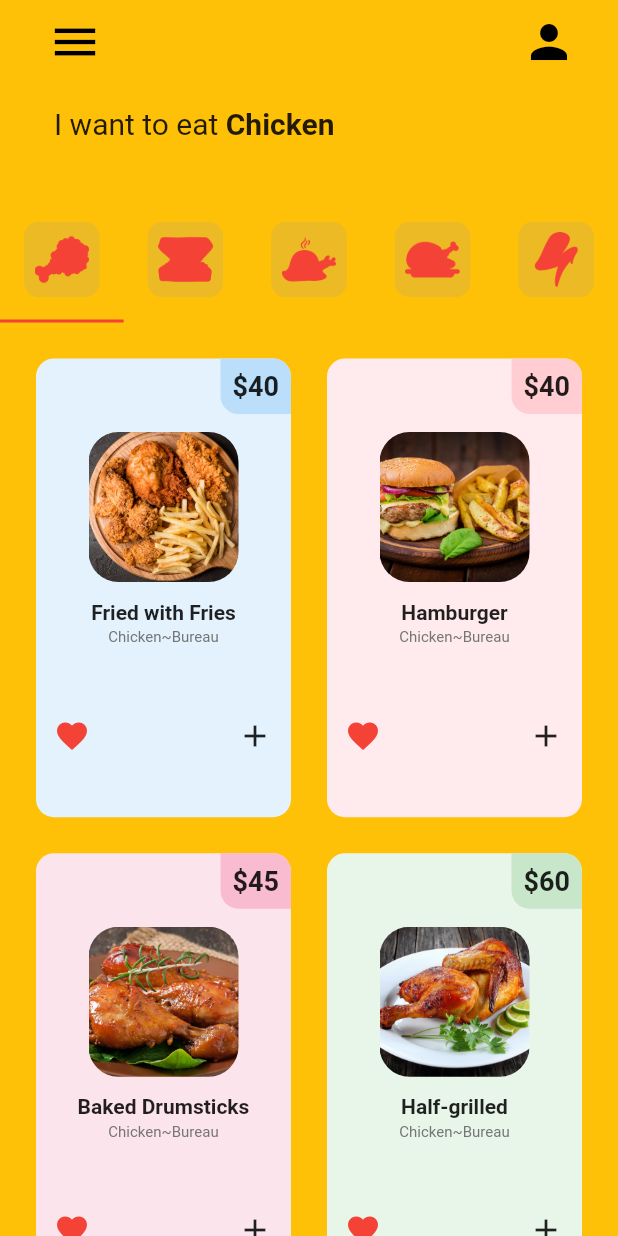
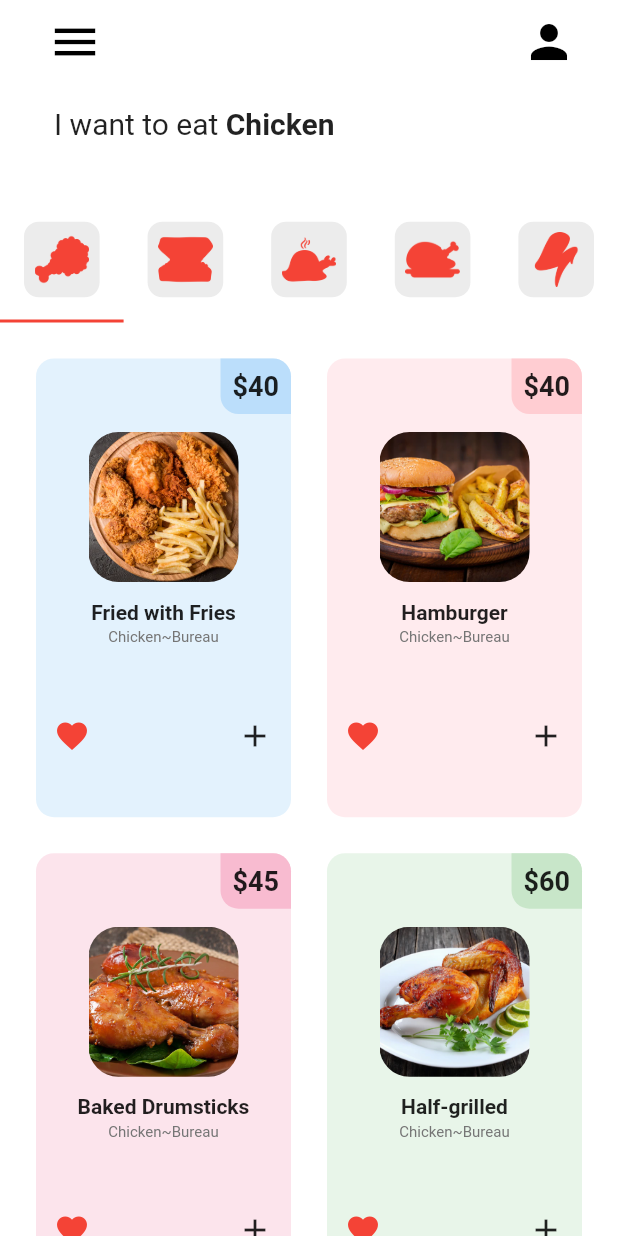
Before and after one commit to Piro224/restaurant_app_UI, a Flutter app: the screen it shows after launch, on a phone screen of 412 x 824 dp. Run offline on Flutter 3.47's test engine with Material 2 defaults, Android fonts, the phone set to English and light mode, and no system bars.

```diff
--- a/lib/main.dart
+++ b/lib/main.dart
@@ -19,7 +19,7 @@ class MyApp extends StatelessWidget {
       theme: ThemeData(
 
         backgroundColor: Colors.white,
-        scaffoldBackgroundColor: Colors.amber[500],
+        scaffoldBackgroundColor: Colors.white,
         primarySwatch: Colors.red,
       ),
       home:  Home(),
```
